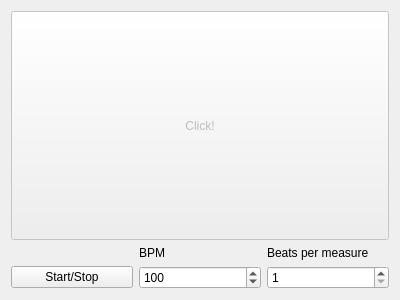
First picture: the form in guitartools/metronome.ui, repository ispielman/guitartools, before the edit.
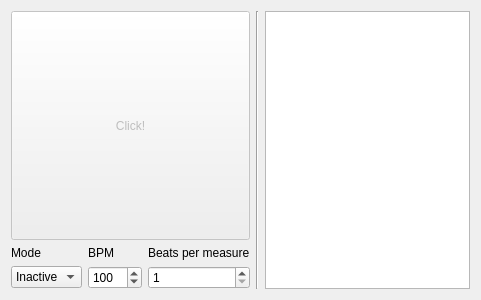
Second picture: the form after the edit. Custom widgets are drawn as their Qt base class.

Commit message: Basic functionality for Metronome-Table driven timer in place.

```diff
--- a/guitartools/metronome.ui
+++ b/guitartools/metronome.ui
@@ -6,21 +6,23 @@
    <rect>
     <x>0</x>
     <y>0</y>
-    <width>400</width>
+    <width>481</width>
     <height>300</height>
    </rect>
   </property>
   <property name="windowTitle">
    <string>Form</string>
   </property>
-  <layout class="QVBoxLayout" name="verticalLayout_2">
+  <layout class="QHBoxLayout" name="horizontalLayout">
+   <item>
+    <layout class="QVBoxLayout" name="verticalLayout">
    <item>
     <widget class="QPushButton" name="pushButton_Click">
      <property name="enabled">
       <bool>false</bool>
      </property>
      <property name="sizePolicy">
-      <sizepolicy hsizetype="Minimum" vsizetype="Expanding">
+        <sizepolicy hsizetype="Expanding" vsizetype="Expanding">
        <horstretch>0</horstretch>
        <verstretch>0</verstretch>
       </sizepolicy>
@@ -32,6 +34,16 @@
    </item>
    <item>
     <layout class="QGridLayout" name="gridLayout">
+       <item row="1" column="2">
+        <widget class="QSpinBox" name="Emph_spinBox">
+         <property name="minimum">
+          <number>1</number>
+         </property>
+         <property name="value">
+          <number>1</number>
+         </property>
+        </widget>
+       </item>
      <item row="1" column="1">
       <widget class="QSpinBox" name="BPM_spinBox">
        <property name="maximum">
@@ -42,20 +54,6 @@
        </property>
       </widget>
      </item>
-     <item row="1" column="0">
-      <widget class="QPushButton" name="MetronomeStartStopButton">
-       <property name="text">
-        <string>Start/Stop</string>
-       </property>
-      </widget>
-     </item>
-     <item row="0" column="1">
-      <widget class="QLabel" name="label">
-       <property name="text">
-        <string>BPM</string>
-       </property>
-      </widget>
-     </item>
      <item row="0" column="2">
       <widget class="QLabel" name="label_2">
        <property name="text">
@@ -63,20 +61,80 @@
        </property>
       </widget>
      </item>
-     <item row="1" column="2">
-      <widget class="QSpinBox" name="Emph_spinBox">
-       <property name="minimum">
-        <number>1</number>
-       </property>
-       <property name="value">
-        <number>1</number>
-       </property>
-      </widget>
-     </item>
+       <item row="0" column="1">
+        <widget class="QLabel" name="label">
+         <property name="text">
+          <string>BPM</string>
+         </property>
+        </widget>
+       </item>
+       <item row="1" column="0">
+        <widget class="QComboBox" name="comboBox_Metronome">
+         <item>
+          <property name="text">
+           <string>Inactive</string>
+          </property>
+         </item>
+         <item>
+          <property name="text">
+           <string>Active</string>
+          </property>
+         </item>
+         <item>
+          <property name="text">
+           <string>Timed</string>
+          </property>
+         </item>
+         <item>
+          <property name="text">
+           <string>Table</string>
+          </property>
+         </item>
+        </widget>
+       </item>
+       <item row="0" column="0">
+        <widget class="QLabel" name="label_3">
+         <property name="text">
+          <string>Mode</string>
+         </property>
+        </widget>
+       </item>
     </layout>
    </item>
   </layout>
- </widget>
+   </item>
+   <item>
+    <widget class="Line" name="line">
+     <property name="orientation">
+      <enum>Qt::Vertical</enum>
+     </property>
+    </widget>
+   </item>
+   <item>
+    <widget class="QTableWidgetMetronome" name="tableWidgetMetronome">
+     <property name="sizePolicy">
+      <sizepolicy hsizetype="Expanding" vsizetype="Expanding">
+       <horstretch>0</horstretch>
+       <verstretch>0</verstretch>
+      </sizepolicy>
+     </property>
+     <property name="autoFillBackground">
+      <bool>false</bool>
+     </property>
+     <property name="horizontalScrollBarPolicy">
+      <enum>Qt::ScrollBarAlwaysOff</enum>
+     </property>
+    </widget>
+   </item>
+  </layout>
+ </widget>
+ <customwidgets>
+  <customwidget>
+   <class>QTableWidgetMetronome</class>
+   <extends>QTableWidget</extends>
+   <header>qtutils/widgets.h</header>
+  </customwidget>
+ </customwidgets>
  <resources/>
  <connections/>
 </ui>
```
Lines whose indentation alone changed are shown as unchanged. The commit also changes 4 other files.
